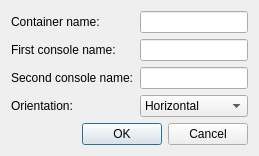
Qt form src/ui/dlgAdjustableContainer.ui (sammerpetria/Mudlet) before a commit.
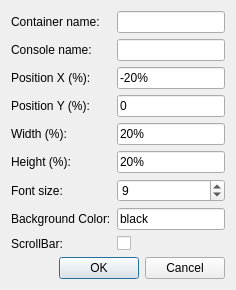
The same form after that commit.

Commit message: feat: clarify adjustable container position labels

```diff
--- a/src/ui/dlgAdjustableContainer.ui
+++ b/src/ui/dlgAdjustableContainer.ui
@@ -21,7 +21,7 @@
      <item row="1" column="0">
       <widget class="QLabel" name="label_console1">
        <property name="text">
-        <string>First console name:</string>
+        <string>Console name:</string>
        </property>
       </widget>
      </item>
@@ -31,32 +31,102 @@
      <item row="2" column="0">
       <widget class="QLabel" name="label_console2">
        <property name="text">
-        <string>Second console name:</string>
+        <string>Position X (%):</string>
        </property>
       </widget>
      </item>
      <item row="2" column="1">
-      <widget class="QLineEdit" name="lineEdit_console2_name"/>
+      <widget class="QLineEdit" name="lineEdit_x">
+       <property name="text">
+        <string>-20%</string>
+       </property>
+      </widget>
      </item>
      <item row="3" column="0">
       <widget class="QLabel" name="label_orientation">
        <property name="text">
-        <string>Orientation:</string>
+        <string>Position Y (%):</string>
        </property>
       </widget>
      </item>
      <item row="3" column="1">
-      <widget class="QComboBox" name="comboBox_orientation">
-       <item>
-        <property name="text">
-         <string>Horizontal</string>
-        </property>
-       </item>
-       <item>
-        <property name="text">
-         <string>Vertical</string>
-        </property>
-       </item>
+      <widget class="QLineEdit" name="lineEdit_y">
+       <property name="text">
+        <string>0</string>
+       </property>
+      </widget>
+     </item>
+     <item row="4" column="0">
+      <widget class="QLabel" name="label_width">
+       <property name="text">
+        <string>Width (%):</string>
+       </property>
+      </widget>
+     </item>
+     <item row="4" column="1">
+      <widget class="QLineEdit" name="lineEdit_width">
+       <property name="text">
+        <string>20%</string>
+       </property>
+      </widget>
+     </item>
+     <item row="5" column="0">
+      <widget class="QLabel" name="label_height">
+       <property name="text">
+        <string>Height (%):</string>
+       </property>
+      </widget>
+     </item>
+     <item row="5" column="1">
+      <widget class="QLineEdit" name="lineEdit_height">
+       <property name="text">
+        <string>20%</string>
+       </property>
+      </widget>
+     </item>
+     <item row="6" column="0">
+      <widget class="QLabel" name="label_fontsize">
+       <property name="text">
+        <string>Font size:</string>
+       </property>
+      </widget>
+     </item>
+     <item row="6" column="1">
+      <widget class="QSpinBox" name="spinBox_fontsize">
+       <property name="minimum">
+        <number>1</number>
+       </property>
+       <property name="value">
+        <number>9</number>
+       </property>
+      </widget>
+     </item>
+     <item row="7" column="0">
+      <widget class="QLabel" name="label_color">
+       <property name="text">
+        <string>Background Color:</string>
+       </property>
+      </widget>
+     </item>
+     <item row="7" column="1">
+      <widget class="QLineEdit" name="lineEdit_color">
+       <property name="text">
+        <string>black</string>
+       </property>
+      </widget>
+     </item>
+     <item row="8" column="0">
+      <widget class="QLabel" name="label_scrollbar">
+       <property name="text">
+        <string>ScrollBar:</string>
+       </property>
+      </widget>
+     </item>
+     <item row="8" column="1">
+      <widget class="QCheckBox" name="checkBox_scrollbar">
+       <property name="text">
+        <string/>
+       </property>
       </widget>
      </item>
     </layout>
```
Left out of the diff: 8 changed lines with no effect on the pictures. The commit also changes 2 other files.
